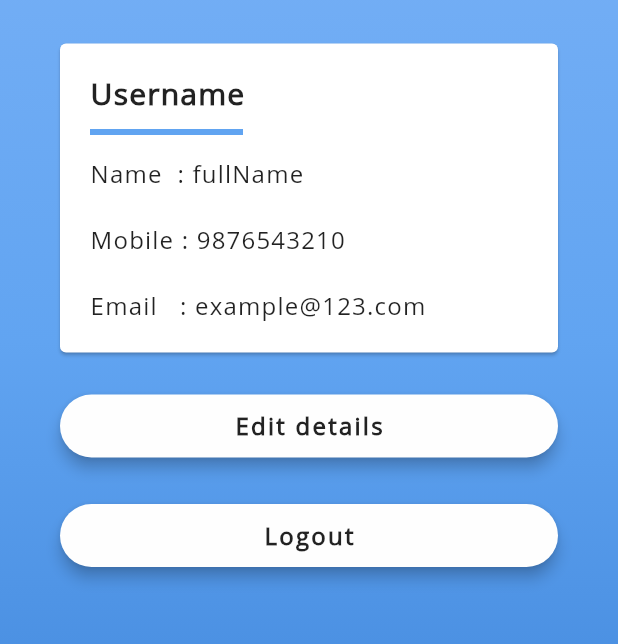
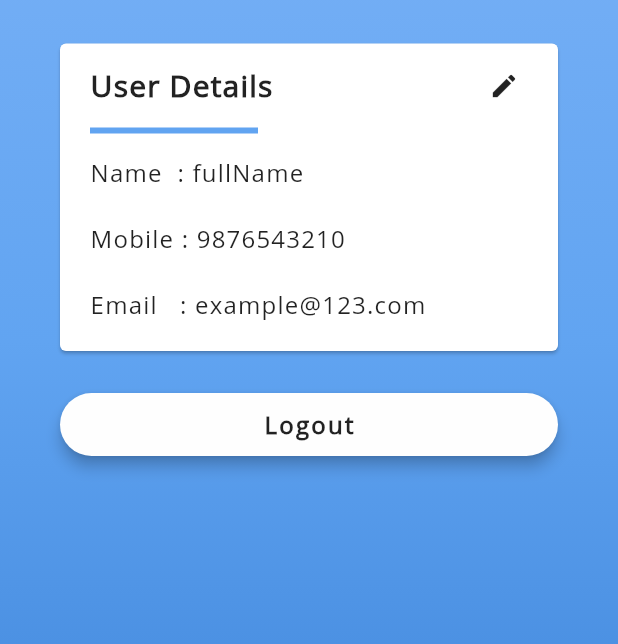
Before and after one commit to srikanthsarma145/metropay_main, a Flutter app: the ProfileButton screen opened directly, on a phone screen of 412 x 824 dp, the part 153-797 px from its top. Run offline on Flutter 3.47's test engine with Material 2 defaults, Android fonts, the phone set to English and light mode, and no system bars; our stand-ins replace photo_view, toast; missing offline and left inert: flutter_nfc_reader.

Commit message:
commit to 'master'

```diff
--- a/lib/screens/profilebutton.dart
+++ b/lib/screens/profilebutton.dart
@@ -10,27 +10,52 @@ class ProfileButton extends StatefulWidget {
 }
 
 class _ProfileButtonState extends State<ProfileButton> {
-  var username = 'Username';
   var fullName = 'fullName';
   var mobile = 9876543210;
   var emailId = 'example@123.com';
 
   Widget _userDetails() {
     return Card(
-      margin: EdgeInsets.fromLTRB(0.0, 0.0, 0.0, 0),
+      margin: EdgeInsets.fromLTRB(0.0, 0.0, 0.0, 0.0),
       child: Padding(
-        padding: const EdgeInsets.all(20.0),
+        padding: const EdgeInsets.fromLTRB(20.0, 10.0, 10.0, 20.0),
         child: Column(
           crossAxisAlignment: CrossAxisAlignment.stretch,
           children: <Widget>[
+            Row(
+              mainAxisAlignment: MainAxisAlignment.spaceBetween,
+              children: <Widget>[
                 Text(
-              username,
+                  'User Details',
                   style: TextStyle(
                     fontSize: 20.0,
                     letterSpacing: 0.8,
                     fontFamily: 'OpenSans',
                     fontWeight: FontWeight.bold,
                   ),
+                ),
+                // SizedBox(width: 50.0),
+                ButtonTheme(
+                    minWidth: 10.0,
+                    child: FlatButton(
+                    materialTapTargetSize: MaterialTapTargetSize.shrinkWrap,
+                    // elevation: 4.0,
+                    onPressed: () {
+                     Navigator.push(
+                        context,
+                        MaterialPageRoute(builder: (context) => EditDetailsButton()),
+                      );
+                    },
+                  // padding: EdgeInsets.all(0.0),
+                  //  color: Colors.white,
+                    child: Icon(
+                      Icons.edit,
+                      size: 20.0,
+                    )
+                    // color: Colors.black,)
+                  ),
+                ),
+              ],
             ),
             SizedBox(height: 10.0),
             Container(height: 4, color: Color(0xFF61A4F1),
@@ -66,37 +91,6 @@ class _ProfileButtonState extends State<ProfileButton> {
 //        color: Colors.white,
         child: Text(
           'Logout',
-          style: TextStyle(
-//            color: Color(0xFF527DAA),
-            letterSpacing: 1.5,
-            fontSize: 16.0,
-            fontWeight: FontWeight.bold,
-            fontFamily: 'OpenSans',
-          ),
-        ),
-      ),
-    );
-  }
-
-  Widget _editDetailsBtn() {
-    return Container(
-      padding: EdgeInsets.fromLTRB(0.0, 25.0, 0.0, 0.0),
-      width: double.infinity,
-      child: RaisedButton(
-        elevation: 4.0,
-        onPressed: () {
-          Navigator.push(
-            context,
-            MaterialPageRoute(builder: (context) => EditDetailsButton()),
-          );
-        },
-        padding: EdgeInsets.all(10.0),
-        shape: RoundedRectangleBorder(
-          borderRadius: BorderRadius.circular(30.0),
-        ),
-//        color: Colors.white,
-        child: Text(
-          'Edit details',
           style: TextStyle(
 //            color: Color(0xFF527DAA),
             letterSpacing: 1.5,
@@ -148,7 +142,7 @@ class _ProfileButtonState extends State<ProfileButton> {
           child: Stack(
             children: <Widget>[
               Container(
-//                height: double.infinity,
+               height: double.infinity,
                 width: double.infinity,
                 decoration: BoxDecoration(
                   gradient: LinearGradient(
@@ -186,7 +180,6 @@ class _ProfileButtonState extends State<ProfileButton> {
                       ),
                       SizedBox(height: 30.0),
                       _userDetails(),
-                      _editDetailsBtn(),
 //                      SizedBox(height: 10.0),
                     _logoutBtn(),
                     ],
```
Lines whose indentation alone changed are shown as unchanged.
